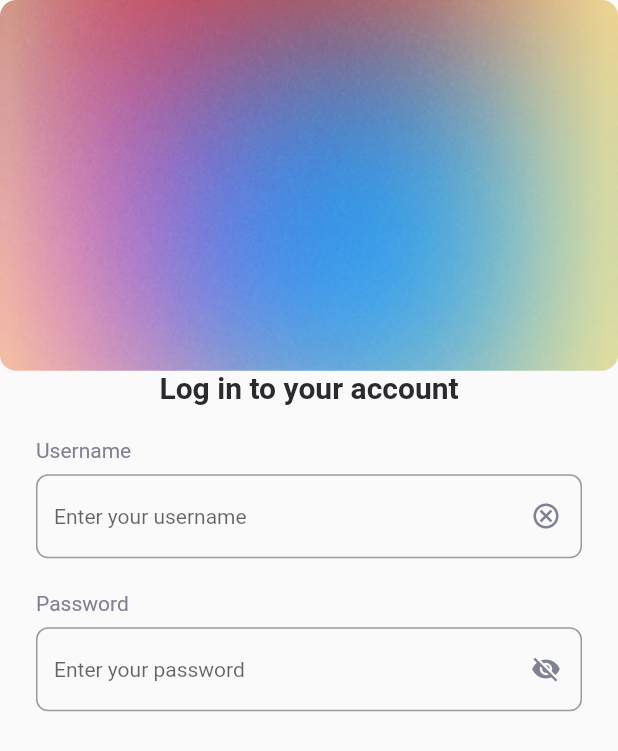
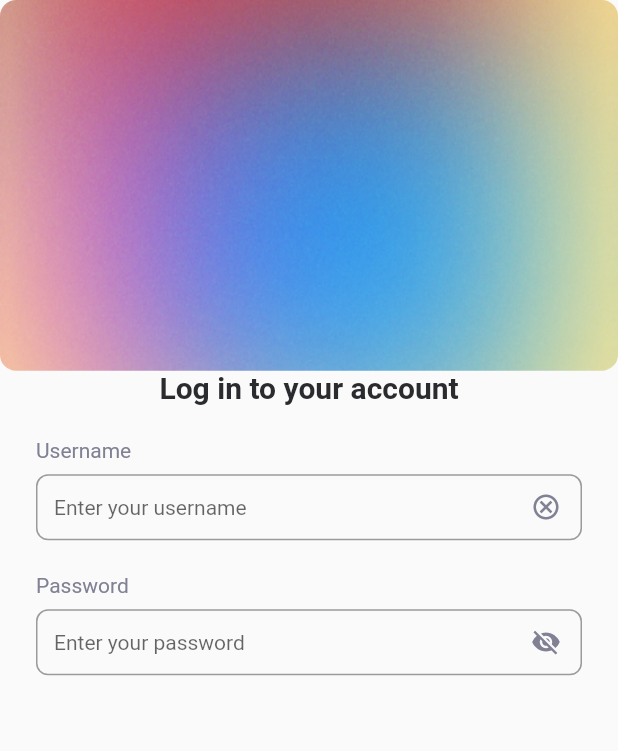
Before and after one commit to khaledgamal22/auth_task, a Flutter app: the screen it shows after launch, on a phone screen of 412 x 824 dp. Shown: the top 751 px of the screen. Run offline on Flutter 3.47's test engine with Material 2 defaults, Android fonts, the phone set to English and light mode, and no system bars; our stand-ins replace go_router.

Commit message:
edit textfield

```diff
--- a/lib/features/auth_feature/presentation/views/widgets/custom_text_field.dart
+++ b/lib/features/auth_feature/presentation/views/widgets/custom_text_field.dart
@@ -23,7 +23,10 @@ class CustomTextField extends StatelessWidget {
             ),
           ),
           SizedBox(height: 8,),
-          TextFormField(
+          SizedBox(
+            height: 44,
+            child: TextFormField(
+              textAlignVertical: TextAlignVertical.bottom,
               style: TextStyle(
                 fontSize: 14,
                 fontWeight: FontWeight.w400,
@@ -42,6 +45,7 @@ class CustomTextField extends StatelessWidget {
                 ),
               ),
             ),
+          ),
         ],
       ),
     );
```
Lines whose indentation alone changed are shown as unchanged.
